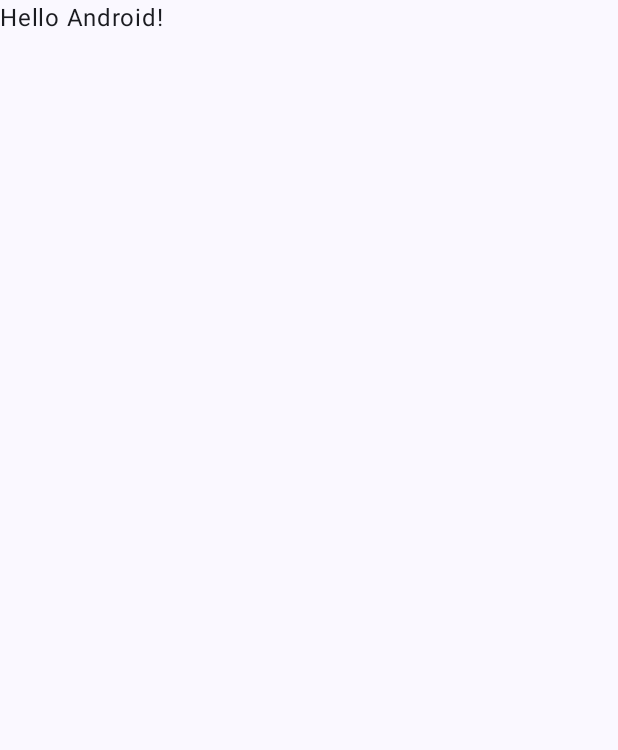
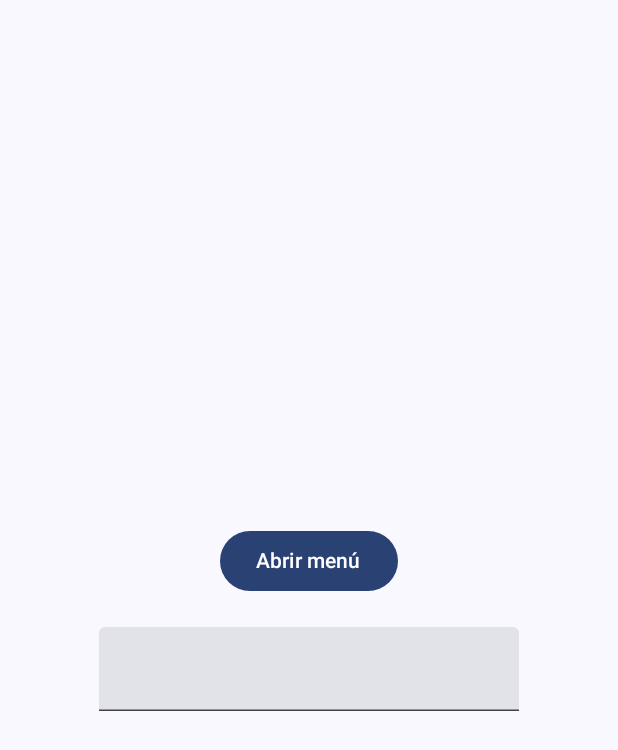
Before and after one commit to rsanchezro/Ejemplo_menus_compose, an Android app built with Jetpack Compose: the screen it shows after launch (MainActivity), on a phone screen of 412 x 824 dp. Before the commit the part shown is almost empty. Shown: the top 750 px of the screen. Run offline under Robolectric (Android 15) with nearby library versions, the phone set to English and light mode, and no system bars.

Commit message:
Menu contextual flotante

```diff
--- a/app/src/main/java/com/example/ejemplo_menus/MainActivity.kt
+++ b/app/src/main/java/com/example/ejemplo_menus/MainActivity.kt
@@ -1,16 +1,36 @@
 package com.example.ejemplo_menus
 
 import android.os.Bundle
+import android.util.Log
+import android.widget.Toast
 import androidx.activity.ComponentActivity
 import androidx.activity.compose.setContent
 import androidx.activity.enableEdgeToEdge
+import androidx.compose.foundation.layout.Arrangement
+import androidx.compose.foundation.layout.Box
+import androidx.compose.foundation.layout.Column
+import androidx.compose.foundation.layout.Spacer
 import androidx.compose.foundation.layout.fillMaxSize
 import androidx.compose.foundation.layout.padding
+import androidx.compose.material3.Button
+import androidx.compose.material3.DropdownMenu
+import androidx.compose.material3.DropdownMenuItem
+import androidx.compose.material3.Icon
 import androidx.compose.material3.Scaffold
 import androidx.compose.material3.Text
+import androidx.compose.material3.TextField
 import androidx.compose.runtime.Composable
+import androidx.compose.runtime.getValue
+import androidx.compose.runtime.mutableStateOf
+import androidx.compose.runtime.remember
+import androidx.compose.runtime.setValue
+import androidx.compose.ui.Alignment
 import androidx.compose.ui.Modifier
+import androidx.compose.ui.platform.LocalContext
+import androidx.compose.ui.res.painterResource
 import androidx.compose.ui.tooling.preview.Preview
+import androidx.compose.ui.unit.DpOffset
+import androidx.compose.ui.unit.dp
 import com.example.ejemplo_menus.ui.theme.Ejemplo_menusTheme
 
 class MainActivity : ComponentActivity() {
@@ -20,10 +40,7 @@ class MainActivity : ComponentActivity() {
         setContent {
             Ejemplo_menusTheme {
                 Scaffold(modifier = Modifier.fillMaxSize()) { innerPadding ->
-                    Greeting(
-                        name = "Android",
-                        modifier = Modifier.padding(innerPadding)
-                    )
+                    Pantalla_Principal(modificador = Modifier.padding(innerPadding))
                 }
             }
         }
@@ -31,17 +48,55 @@ class MainActivity : ComponentActivity() {
 }
 
 @Composable
-fun Greeting(name: String, modifier: Modifier = Modifier) {
-    Text(
-        text = "Hello $name!",
-        modifier = modifier
-    )
+fun Pantalla_Principal(modificador: Modifier= Modifier)
+{
+    var valor_texto by remember { mutableStateOf("") }
+    var menuboton_expandido by remember { mutableStateOf(false) }
+    val context = LocalContext.current
+
+    Box(modifier=modificador.fillMaxSize(), contentAlignment = Alignment.Center)
+    {
+        Column(modifier = Modifier.fillMaxSize(), horizontalAlignment = Alignment.CenterHorizontally, verticalArrangement = Arrangement.Center) {
+            //Meto en el mismo contexto el boton y el menu, porque sino el menu se fija sobre
+            //el layout padre
+            Box( )
+            {
+                Column {
+                Button(onClick = {
+                    menuboton_expandido = !menuboton_expandido
+                }) { Text("Abrir menú") }
+                Menu_boton(
+                    menuboton_expandido,
+                    { menuboton_expandido = !menuboton_expandido },
+                    onclickItem = {
+                        Toast.makeText(context, it, Toast.LENGTH_SHORT).show()
+                        menuboton_expandido = false
+                    })
+            }}
+            Spacer(modifier = Modifier.padding(10.dp))
+            TextField(value = valor_texto, onValueChange ={valor_texto = it}  )
+        }
+    }
 }
+
+@Composable
+fun Menu_boton(menu_expandido: Boolean,dissmis: () -> Unit = {},onclickItem: (String) -> Unit = {} ) {
+
+
+    Log.i("INFO","Entra en la funcion menu_boton $menu_expandido")
+
+    DropdownMenu(expanded=menu_expandido, onDismissRequest = dissmis , offset = DpOffset(x=80.dp,y=0.dp)) {
+        DropdownMenuItem(text = { Text("Opción 1") }, leadingIcon = { Icon(painter = painterResource(id = android.R.drawable.ic_menu_call), contentDescription = null) }, onClick = { onclickItem("Opcion 1") })
+        DropdownMenuItem(text = { Text("Opción 2") }, onClick = { onclickItem("Opcion 2") })
+        DropdownMenuItem(text = { Text("Opción 3") }, onClick = { onclickItem("Opcion 3") })
+    }
+}
+
 
 @Preview(showBackground = true)
 @Composable
 fun GreetingPreview() {
     Ejemplo_menusTheme {
-        Greeting("Android")
+       Pantalla_Principal()
     }
 }
--- /dev/null
+++ b/app/src/main/res/drawable/baseline_android_24.xml
@@ -0,0 +1,5 @@
+<vector xmlns:android="http://schemas.android.com/apk/res/android" android:height="24dp" android:tint="#DC1010" android:viewportHeight="24" android:viewportWidth="24" android:width="24dp">
+
+    <path android:fillColor="@android:color/white" android:pathData="M17.6,9.48l1.84,-3.18c0.16,-0.31 0.04,-0.69 -0.26,-0.85c-0.29,-0.15 -0.65,-0.06 -0.83,0.22l-1.88,3.24c-2.86,-1.21 -6.08,-1.21 -8.94,0L5.65,5.67c-0.19,-0.29 -0.58,-0.38 -0.87,-0.2C4.5,5.65 4.41,6.01 4.56,6.3L6.4,9.48C3.3,11.25 1.28,14.44 1,18h22C22.72,14.44 20.7,11.25 17.6,9.48zM7,15.25c-0.69,0 -1.25,-0.56 -1.25,-1.25c0,-0.69 0.56,-1.25 1.25,-1.25S8.25,13.31 8.25,14C8.25,14.69 7.69,15.25 7,15.25zM17,15.25c-0.69,0 -1.25,-0.56 -1.25,-1.25c0,-0.69 0.56,-1.25 1.25,-1.25s1.25,0.56 1.25,1.25C18.25,14.69 17.69,15.25 17,15.25z"/>
+
+</vector>
```
